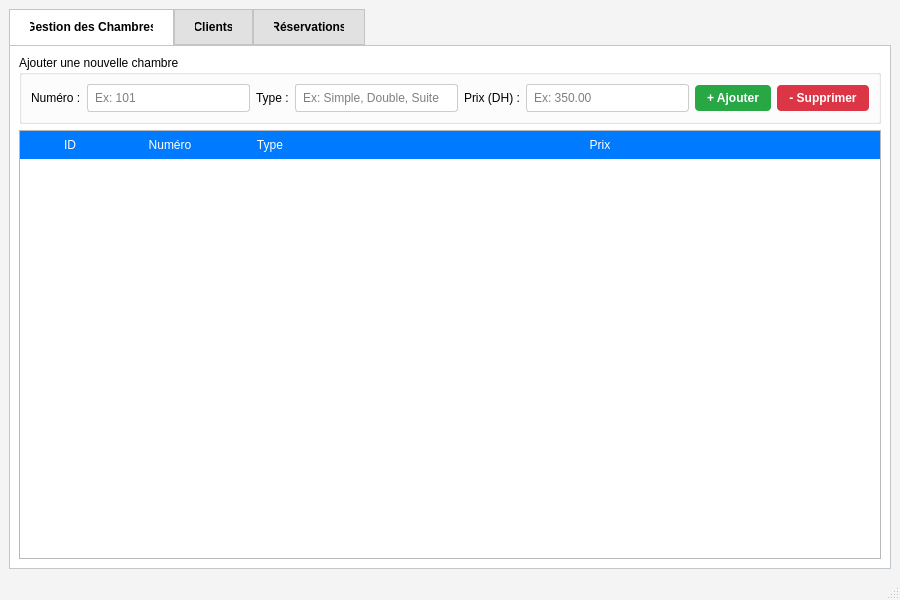
This is views/Dashboard.ui in ikramArejdal/GestionHotel as Qt 5 draws it before an edit. The edited form follows.
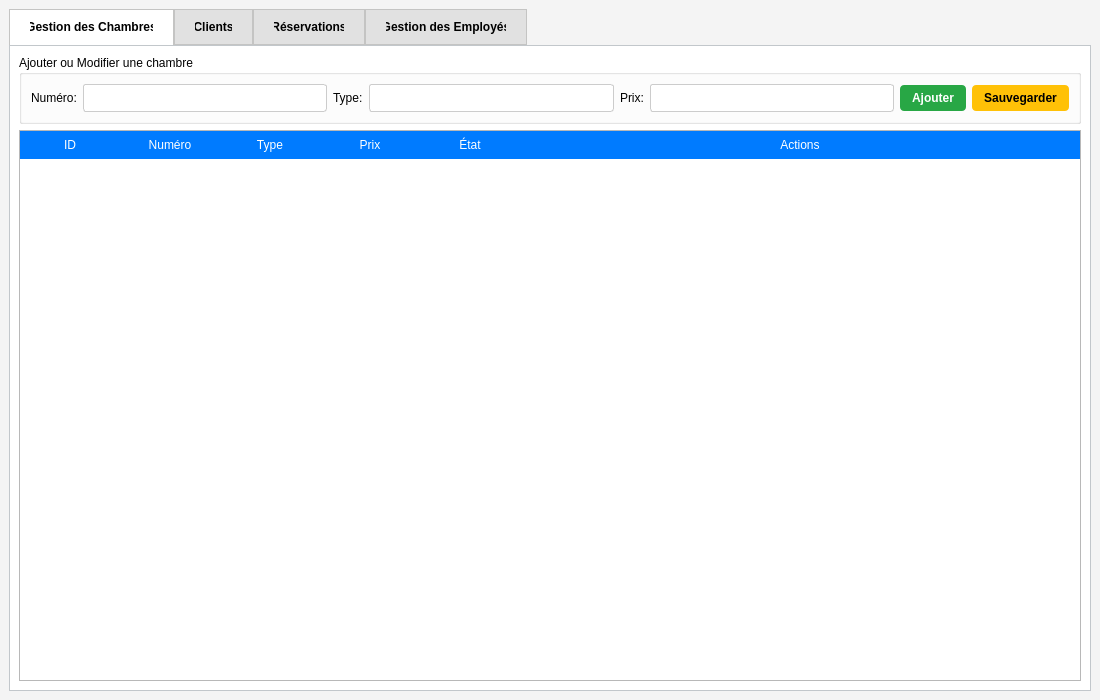
This is the edited form.

What changed in the file:
```diff
--- a/views/Dashboard.ui
+++ b/views/Dashboard.ui
@@ -6,8 +6,8 @@
    <rect>
     <x>0</x>
     <y>0</y>
-    <width>900</width>
-    <height>600</height>
+    <width>1100</width>
+    <height>700</height>
    </rect>
   </property>
   <property name="windowTitle">
@@ -76,75 +76,17 @@
         <item>
          <widget class="QGroupBox" name="groupBox">
           <property name="title">
-           <string>Ajouter une nouvelle chambre</string>
+           <string>Ajouter ou Modifier une chambre</string>
           </property>
           <layout class="QHBoxLayout" name="horizontalLayout">
-           <item>
-            <widget class="QLabel" name="label">
-             <property name="text">
-              <string>Numéro :</string>
-             </property>
-            </widget>
-           </item>
-           <item>
-            <widget class="QLineEdit" name="txtNum">
-             <property name="placeholderText">
-              <string>Ex: 101</string>
-             </property>
-            </widget>
-           </item>
-           <item>
-            <widget class="QLabel" name="label_2">
-             <property name="text">
-              <string>Type :</string>
-             </property>
-            </widget>
-           </item>
-           <item>
-            <widget class="QLineEdit" name="txtType">
-             <property name="placeholderText">
-              <string>Ex: Simple, Double, Suite</string>
-             </property>
-            </widget>
-           </item>
-           <item>
-            <widget class="QLabel" name="label_3">
-             <property name="text">
-              <string>Prix (DH) :</string>
-             </property>
-            </widget>
-           </item>
-           <item>
-            <widget class="QLineEdit" name="txtPrix">
-             <property name="placeholderText">
-              <string>Ex: 350.00</string>
-             </property>
-            </widget>
-           </item>
-           <item>
-            <widget class="QPushButton" name="btnAjouterChambre">
-             <property name="text">
-              <string>+ Ajouter</string>
-             </property>
-             <property name="cursor">
-              <cursorShape>PointingHandCursor</cursorShape>
-             </property>
-            </widget>
-           </item>
-           <!-- A ajouter juste après le widget btnAjouterChambre -->
-<item>
- <widget class="QPushButton" name="btnSupprimerChambre">
-  <property name="text">
-   <string>- Supprimer</string>
-  </property>
-  <property name="styleSheet">
-   <string notr="true">background-color: #dc3545; color: white;</string>
-  </property>
-  <property name="cursor">
-   <cursorShape>PointingHandCursor</cursorShape>
-  </property>
- </widget>
-</item>
+           <item><widget class="QLabel" name="l1"><property name="text"><string>Numéro:</string></property></widget></item>
+           <item><widget class="QLineEdit" name="txtNum"/></item>
+           <item><widget class="QLabel" name="l2"><property name="text"><string>Type:</string></property></widget></item>
+           <item><widget class="QLineEdit" name="txtType"/></item>
+           <item><widget class="QLabel" name="l3"><property name="text"><string>Prix:</string></property></widget></item>
+           <item><widget class="QLineEdit" name="txtPrix"/></item>
+           <item><widget class="QPushButton" name="btnAjouterChambre"><property name="text"><string>Ajouter</string></property></widget></item>
+           <item><widget class="QPushButton" name="btnSauvegarder"><property name="text"><string>Sauvegarder</string></property><property name="visible"><bool>false</bool></property><property name="styleSheet"><string>background-color:#ffc107;color:black;</string></property></widget></item>
           </layout>
          </widget>
         </item>
@@ -152,38 +94,14 @@
         <!-- Tableau (En bas) -->
         <item>
          <widget class="QTableWidget" name="tableChambres">
-          <property name="alternatingRowColors">
-           <bool>true</bool>
-          </property>
-          <property name="selectionBehavior">
-           <enum>QAbstractItemView::SelectRows</enum>
-          </property>
-          <property name="selectionMode">
-           <enum>QAbstractItemView::SingleSelection</enum>
-          </property>
-          <attribute name="horizontalHeaderStretchLastSection">
-           <bool>true</bool>
-          </attribute>
-          <column>
-           <property name="text">
-            <string>ID</string>
-           </property>
-          </column>
-          <column>
-           <property name="text">
-            <string>Numéro</string>
-           </property>
-          </column>
-          <column>
-           <property name="text">
-            <string>Type</string>
-           </property>
-          </column>
-          <column>
-           <property name="text">
-            <string>Prix</string>
-           </property>
-          </column>
+          <property name="selectionBehavior"><enum>QAbstractItemView::SelectRows</enum></property>
+          <attribute name="horizontalHeaderStretchLastSection"><bool>true</bool></attribute>
+          <column><property name="text"><string>ID</string></property></column>
+          <column><property name="text"><string>Numéro</string></property></column>
+          <column><property name="text"><string>Type</string></property></column>
+          <column><property name="text"><string>Prix</string></property></column>
+          <column><property name="text"><string>État</string></property></column>
+          <column><property name="text"><string>Actions</string></property></column>
          </widget>
         </item>
        </layout>
@@ -198,8 +116,13 @@
 
       <!-- ONGLET 3 : RESERVATIONS (Vide pour l'instant) -->
       <widget class="QWidget" name="tab_reservations">
+       <attribute name="title"> <string>Réservations</string> </attribute>
+      </widget>
+
+      <!-- ONGLET 4: EMPLOYES (Visible seulement pour Manager) -->
+      <widget class="QWidget" name="tab_employes">
        <attribute name="title">
-        <string>Réservations</string>
+        <string>Gestion des Employés</string>
        </attribute>
       </widget>
 
@@ -207,7 +130,6 @@
     </item>
    </layout>
   </widget>
-  <widget class="QStatusBar" name="statusbar"/>
  </widget>
  <resources/>
  <connections/>
```
Left out of the diff: 108 changed lines with no effect on the pictures.
